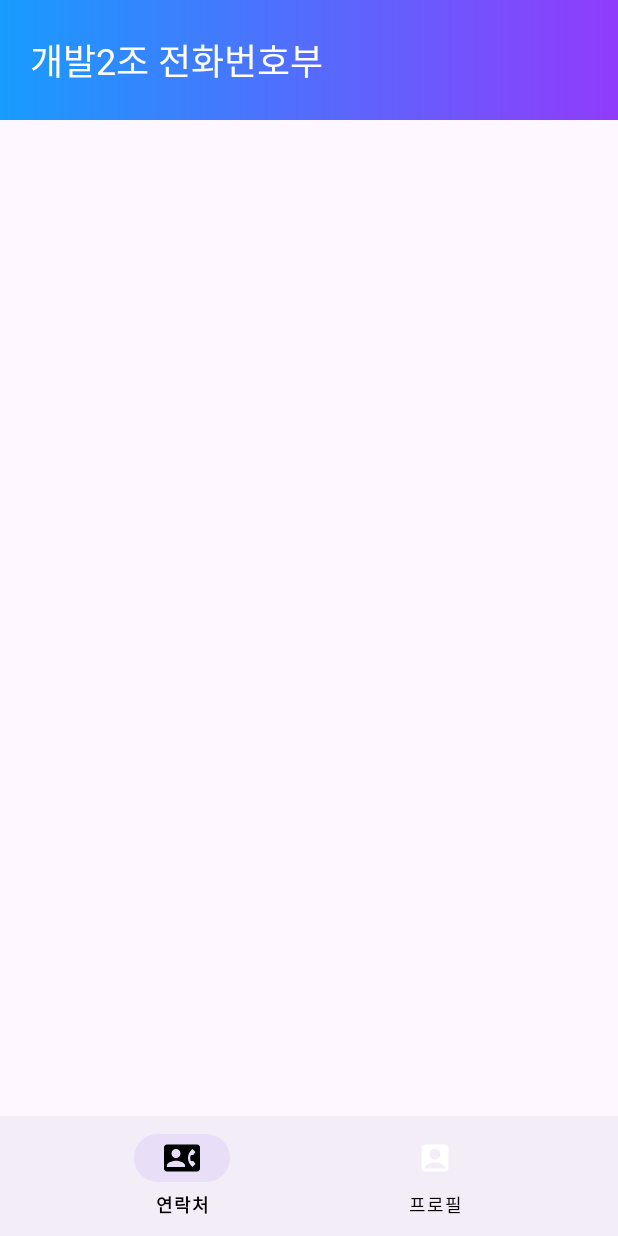
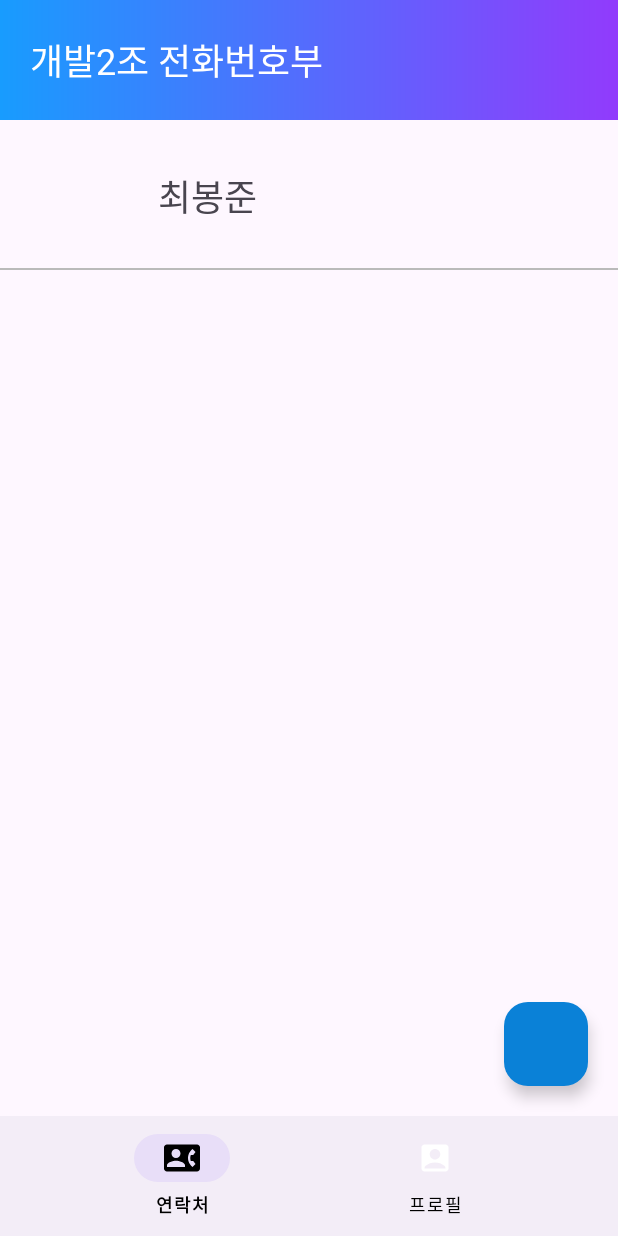
Before and after one commit to Jisung15/Contact-App, an Android app: the screen it shows after launch (MainActivity), on a phone screen of 412 x 824 dp. Run offline under Robolectric (Android 15) with nearby library versions, the phone set to English and light mode, and no system bars.

Commit message:
add : dialog 추가

```diff
--- a/app/src/main/AndroidManifest.xml
+++ b/app/src/main/AndroidManifest.xml
@@ -1,7 +1,7 @@
 <?xml version="1.0" encoding="utf-8"?>
 <manifest xmlns:android="http://schemas.android.com/apk/res/android"
     xmlns:tools="http://schemas.android.com/tools">
-
+        <uses-permission android:name="android.permission.READ_EXTERNAL_STORAGE"/>
     <application
         android:allowBackup="true"
         android:dataExtractionRules="@xml/data_extraction_rules"
@@ -21,6 +21,7 @@
                 <category android:name="android.intent.category.LAUNCHER" />
             </intent-filter>
         </activity>
+        <activity android:name=".contact.AddContactActivity"/>
     </application>
 
 </manifest>
--- a/app/src/main/java/com/example/contactapp/contact/ArticleModel.kt
+++ b/app/src/main/java/com/example/contactapp/contact/ArticleModel.kt
@@ -4,5 +4,5 @@ data class ArticleModel (
     val name: String,
     val phoneNumber : String,
     val mail : String,
-    val imageUrl: String
+    val imageUrl: Int
 )
--- a/app/src/main/java/com/example/contactapp/contact/ContactFragment.kt
+++ b/app/src/main/java/com/example/contactapp/contact/ContactFragment.kt
@@ -1,7 +1,11 @@
 package com.example.contactapp.contact
 
+import android.app.AlertDialog
+import android.content.Intent
 import android.os.Bundle
+import android.view.LayoutInflater
 import android.view.View
+import android.widget.EditText
 import androidx.fragment.app.Fragment
 import androidx.recyclerview.widget.LinearLayoutManager
 import com.example.contactapp.R
@@ -18,10 +22,32 @@ class ContactFragment : Fragment(R.layout.fragment_contact) {
         binding = fragmentContactBinding
 
         articleAdapter = ArticleAdapter()
+        articleAdapter.submitList(mutableListOf<ArticleModel>().apply {
+            add(ArticleModel("최봉준","01058442237","dacafo77@nate.com",R.drawable.profile1))
+        })
 
         fragmentContactBinding.articleRecyclerView.layoutManager = LinearLayoutManager(context)
         fragmentContactBinding.articleRecyclerView.adapter = articleAdapter
+        fragmentContactBinding.addFloatingButton.setOnClickListener{
+            val intent= Intent(requireContext(),AddContactActivity::class.java )
+            startActivity(intent)
+        }
+        fragmentContactBinding.addFloatingButton.setOnClickListener {
+            showDialog()
+        }
     }
 
+    private fun showDialog() {
+        val dialogView = LayoutInflater.from(requireContext()).inflate(R.layout.addcontact, null)
+        val editText = dialogView.findViewById<EditText>(R.id.addNameEditText)
 
+        val builder = AlertDialog.Builder(requireContext())
+        builder.setView(dialogView)
+        builder.create().show()
+    }
+
+    override fun onDestroyView() {
+        super.onDestroyView()
+        binding = null
+    }
 }
--- /dev/null
+++ b/app/src/main/res/drawable/button_background.xml
@@ -0,0 +1,5 @@
+<shape xmlns:android="http://schemas.android.com/apk/res/android"
+    android:shape="rectangle">
+    <solid android:color="#0A81D7" />
+    <corners android:radius="0dp" />
+</shape>
--- a/app/src/main/res/layout/fragment_contact.xml
+++ b/app/src/main/res/layout/fragment_contact.xml
@@ -8,34 +8,42 @@
         android:id="@+id/toolbarLayout"
         android:layout_width="0dp"
         android:layout_height="80dp"
+        android:background="@drawable/top_gradient"
+        android:gravity="center_vertical"
         app:layout_constraintEnd_toEndOf="parent"
         app:layout_constraintStart_toStartOf="parent"
-        app:layout_constraintTop_toTopOf="parent"
-        android:gravity="center_vertical"
-        android:background="@drawable/top_gradient"
-        >
+        app:layout_constraintTop_toTopOf="parent">
 
 
         <TextView
             android:layout_width="wrap_content"
             android:layout_height="wrap_content"
-            android:text="개발2조 전화번호부"
             android:layout_marginStart="20dp"
             android:fontFamily="@font/notosans_bold"
-            android:textSize="24sp"
-            android:textColor="@color/white"/>
+            android:text="개발2조 전화번호부"
+            android:textColor="@color/white"
+            android:textSize="24sp" />
 
     </LinearLayout>
 
 
-
     <androidx.recyclerview.widget.RecyclerView
         android:id="@+id/articleRecyclerView"
-        app:layout_constraintTop_toBottomOf="@+id/toolbarLayout"
+        android:layout_width="0dp"
+        android:layout_height="0dp"
+        app:layout_constraintBottom_toBottomOf="parent"
+        app:layout_constraintEnd_toEndOf="parent"
         app:layout_constraintStart_toStartOf="parent"
+        app:layout_constraintTop_toBottomOf="@+id/toolbarLayout" />
+
+    <com.google.android.material.floatingactionbutton.FloatingActionButton
+        android:id="@+id/addFloatingButton"
+        android:layout_width="wrap_content"
+        android:layout_height="wrap_content"
+        android:layout_margin="20dp"
+        android:backgroundTint="#0A81D7"
+        app:layout_constraintBottom_toBottomOf="parent"
         app:layout_constraintEnd_toEndOf="parent"
-        app:layout_constraintBottom_toBottomOf="parent"
-        android:layout_width="0dp"
-        android:layout_height="0dp"        />
+        />
 
 </androidx.constraintlayout.widget.ConstraintLayout>
```
Also changed, not shown: app/src/main/java/com/example/contactapp/contact/AddContactActivity.kt (added, +107 -0 lines), app/src/main/res/layout/addcontact.xml (added, +87 -0 lines).
